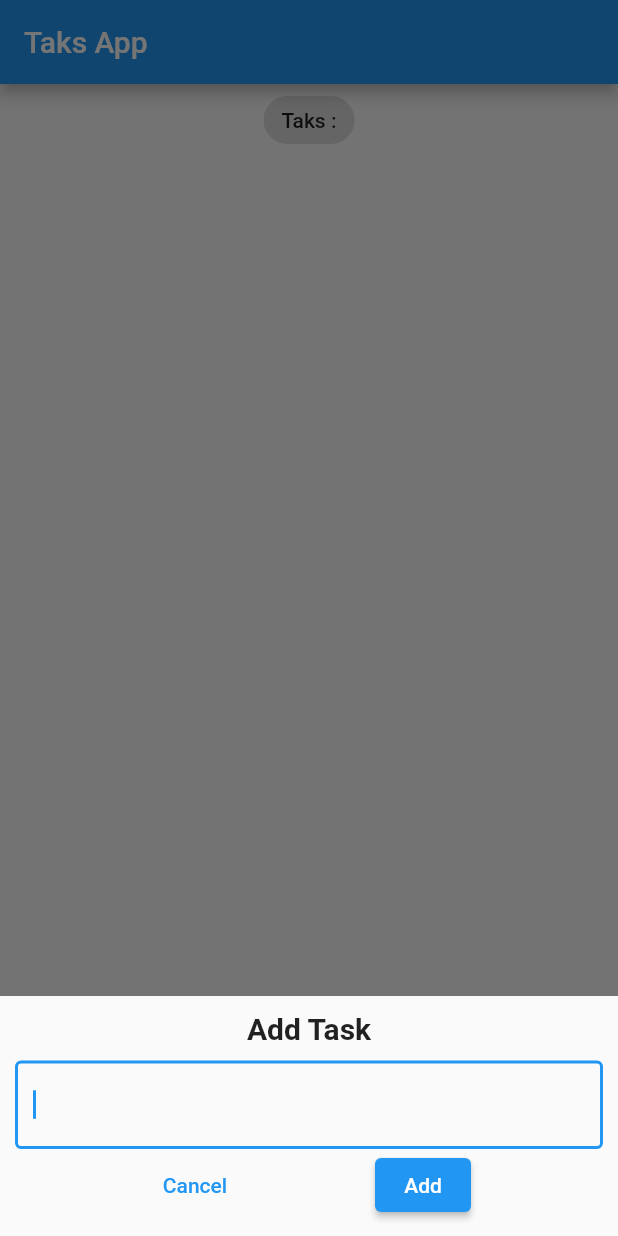
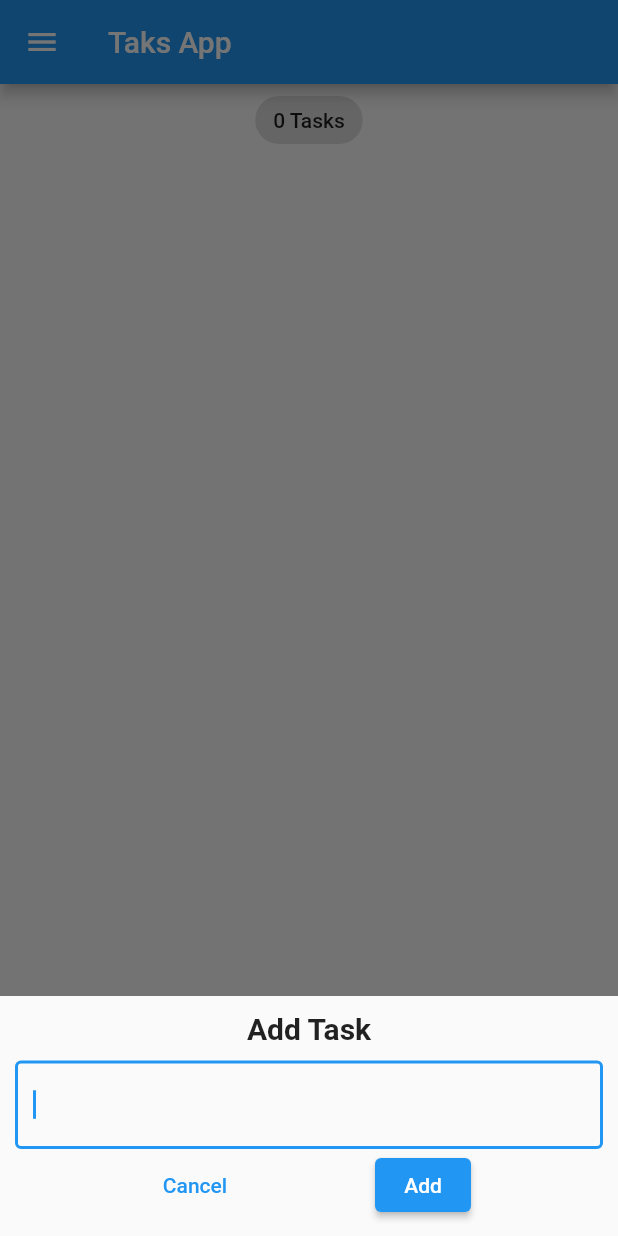
Before and after one commit to wgnalvian/TaskApp-Flutter, a Flutter app: the screen it shows after launch, after a tap on the "add" icon, on a phone screen of 412 x 824 dp. Run offline on Flutter 3.47's test engine with Material 2 defaults, Android fonts, the phone set to English and light mode, and no system bars; our stand-ins replace equatable, flutter_bloc, hydrated_bloc.

Commit message:
make drawer

```diff
--- a/lib/blocs/bloc/tasks_bloc.dart
+++ b/lib/blocs/bloc/tasks_bloc.dart
@@ -1,12 +1,13 @@
-import 'package:bloc/bloc.dart';
+
 import 'package:equatable/equatable.dart';
-import 'package:task_app/blocs/bloc_expors.dart';
+import 'package:hydrated_bloc/hydrated_bloc.dart';
+
 import 'package:task_app/models/task.dart';
 
 part 'tasks_event.dart';
 part 'tasks_state.dart';
 
-class TasksBloc extends Bloc<TasksEvent, TasksState> {
+class TasksBloc extends HydratedBloc<TasksEvent, TasksState> {
   TasksBloc() : super(TasksState()) {
     on<AddTask>(_onAddTask);
     on<UpdateTask>(_onUpdateTask);
@@ -28,10 +29,23 @@ class TasksBloc extends Bloc<TasksEvent, TasksState> {
         : alltask.insert(index,task.copyWith(isDone: false));
 
       emit(TasksState(allTasks : alltask));
+
   }
 
   void _onDeleteTask(DeleteTask event, Emitter<TasksState> emit) {
     final state = this.state;
     emit(TasksState(allTasks: List.from(state.allTasks)..remove(event.task)));
   }
+
+  @override
+  TasksState? fromJson(Map<String, dynamic> json) {
+    return TasksState.fromMap(json);
+
+
 }
+
+  @override
+  Map<String, dynamic>? toJson(TasksState state) {
+     return state.toMap();
+  }
+}
--- a/lib/main.dart
+++ b/lib/main.dart
@@ -1,9 +1,15 @@
 import 'package:flutter/material.dart';
-import 'package:task_app/models/task.dart';
+import 'package:hydrated_bloc/hydrated_bloc.dart';
+import 'package:path_provider/path_provider.dart';
+
 import 'blocs/bloc_expors.dart';
 import 'package:task_app/router.dart';
 
-void main() => BlocOverrides.runZoned(() => runApp(const MyApp()) ) ;
+void main() async {
+  WidgetsFlutterBinding.ensureInitialized();
+  final storage = await HydratedStorage.build(storageDirectory: await getApplicationDocumentsDirectory());
+
+   HydratedBlocOverrides.runZoned(() => runApp(const MyApp()),storage: storage);}
 
 class MyApp extends StatelessWidget {
   const MyApp({Key? key}) : super(key: key);
@@ -11,12 +17,11 @@ class MyApp extends StatelessWidget {
   @override
   Widget build(BuildContext context) {
     return BlocProvider(
-      create: (context) => TasksBloc(),
-      child: MaterialApp(
-        initialRoute: '/',
-        routes: RouterApp.main,
-      )
-    );
+        create: (context) => TasksBloc(),
+        child: MaterialApp(
+          initialRoute: '/',
+          routes: RouterApp.main,
 
+        ));
   }
 }
--- a/lib/models/task.dart
+++ b/lib/models/task.dart
@@ -2,16 +2,20 @@
 
 
 import 'package:equatable/equatable.dart';
-
+import 'package:uuid/uuid.dart';
 class Task extends Equatable{
   final String title;
+  String? id;
   bool? isDone;
   bool? isDelete;
   Task({
     required this.title,
+    this.id,
     this.isDone,
     this.isDelete,
   }){
+    var uuid = Uuid();
+    id  = id ?? uuid.v4();
     isDone = isDone ?? false;
     isDelete = isDelete ?? false;
   }
@@ -19,11 +23,13 @@ class Task extends Equatable{
 
   Task copyWith({
     String? title,
+    String? id,
     bool? isDone,
     bool? isDelete,
   }) {
     return Task(
       title: title ?? this.title,
+          id: id ?? this.id,
       isDone: isDone ?? this.isDone,
       isDelete: isDelete ?? this.isDelete,
     );
@@ -31,6 +37,7 @@ class Task extends Equatable{
 
   Map<String, dynamic> toMap() {
     return <String, dynamic>{
+      'id' : id,
       'title': title,
       'isDone': isDone,
       'isDelete': isDelete,
@@ -39,6 +46,7 @@ class Task extends Equatable{
 
   factory Task.fromMap(Map<String, dynamic> map) {
     return Task(
+      id :  map['id'] as String,
       title: map['title'] as String,
       isDone: map['isDone'] != null ? map['isDone'] as bool : null,
       isDelete: map['isDelete'] != null ? map['isDelete'] as bool : null,
@@ -47,7 +55,7 @@ class Task extends Equatable{
 
   @override
 
-  List<Object?> get props => [title,isDone,isDelete];
+  List<Object?> get props => [id,title,isDone,isDelete];
 
 
 }
--- a/lib/screens/home_screen.dart
+++ b/lib/screens/home_screen.dart
@@ -29,11 +29,12 @@ class Home extends StatelessWidget {
 
         List<Task> tasksList = state.allTasks;
         return Scaffold(
+          drawer: Drawer(backgroundColor: Colors.red),
           appBar: AppBar(title: const Text('Taks App')),
           body: Column(
             children: [
-              const Center(
-                child: Chip(label: Text('Taks :')),
+            Center(
+                child: Chip(label: Text("${tasksList.length.toString()} Tasks")),
               ),
               ListTask(
                 tasks: tasksList,
--- a/pubspec.yaml
+++ b/pubspec.yaml
@@ -36,6 +36,9 @@ dependencies:
   cupertino_icons: ^1.0.2
   equatable: ^2.0.3
   flutter_bloc: ^8.0.1
+  hydrated_bloc: ^8.1.0
+  path_provider: ^2.0.11
+  uuid: ^3.0.6
 
 dev_dependencies:
   flutter_test:
```
Also changed, not shown: lib/blocs/bloc/tasks_state.dart (+19 -2 lines), lib/widgets/list_task.dart (+25 -8 lines), lib/screens/drawer_screen.dart (added), pubspec.lock, 1 other file.
